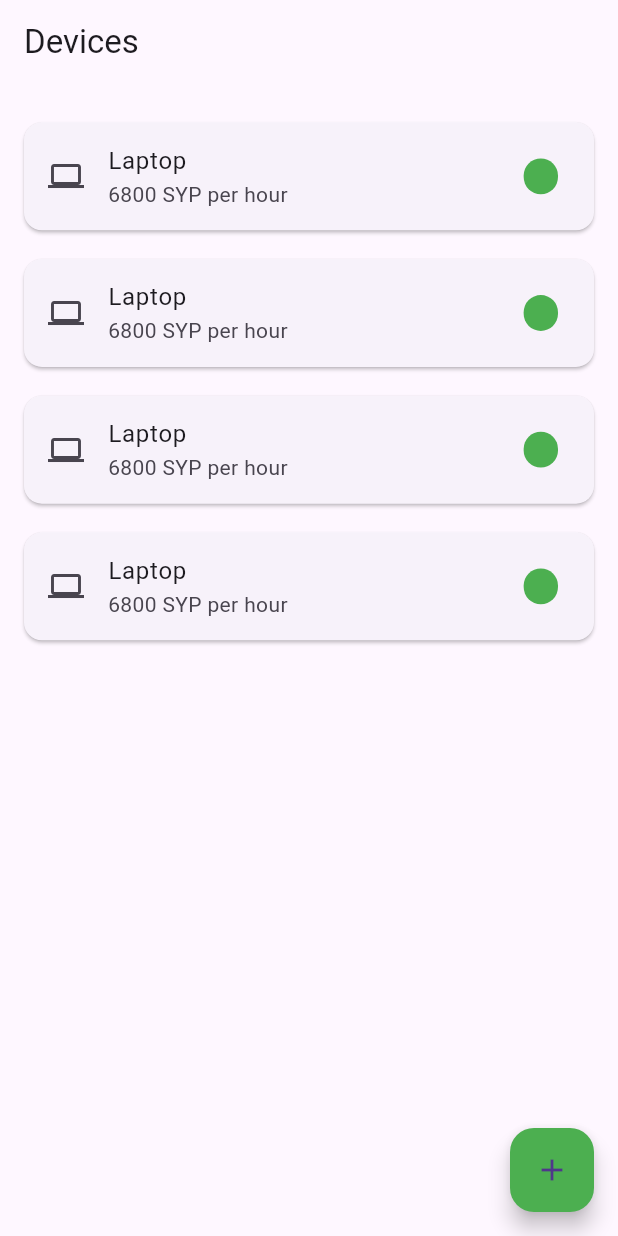
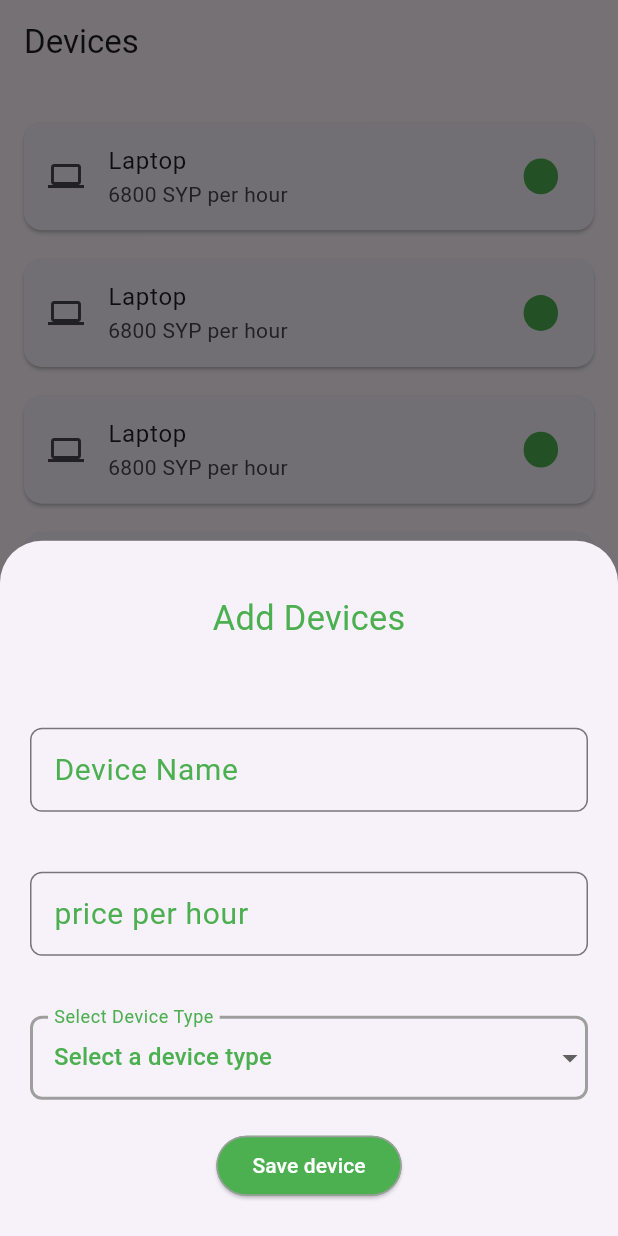
Before and after one commit to abdulkareemattar/davicemanger, a Flutter app: the screen it shows after launch, after a tap on the "add" icon, on a phone screen of 412 x 824 dp. Run offline on Flutter 3.47's test engine with Material 3 defaults, Android fonts, the phone set to English and light mode, and no system bars; drawn by our look-alikes of flutter_slidable; our stand-ins replace flutter_screenutil, hive; accounts and stored records are empty.

```diff
--- /dev/null
+++ b/lib/function/functions.dart
@@ -0,0 +1,40 @@
+import 'package:flutter/material.dart';
+import 'package:hive/hive.dart';
+
+import '../data/devices.dart';
+//add method
+void add(
+    {required Icon LeadIcon,
+    required Icon trailIcon,
+    required String subtitle,
+    required String title,
+    required var box,
+    required MyDevice device}) async {
+  device
+    ..LeadIcon = LeadIcon
+    ..title = title
+    ..subtitle = subtitle
+    ..trailIcon = trailIcon;
+  await box.add(device);
+}
+//save method
+void save(
+    {required MyDevice device,
+    required Icon LeadIcon,
+    required Icon trailIcon,
+    required String subtitle,
+    required String title}) async {
+  device
+    ..trailIcon = trailIcon
+    ..subtitle = subtitle
+    ..title = title
+    ..LeadIcon = LeadIcon;
+  await device.save();
+}
+//delete method
+void delete({
+  required var box,
+  required MyDevice device,
+}) async {
+  await box.delete(device);
+}
--- /dev/null
+++ b/lib/screens/add_devices.dart
@@ -0,0 +1,116 @@
+import 'package:flutter/material.dart';
+import 'package:flutter_screenutil/flutter_screenutil.dart';
+
+class AddDevices extends StatelessWidget {
+  AddDevices({super.key});
+
+  @override
+  Widget build(BuildContext context) {
+    return SizedBox(
+      height: 900.h,
+      child: Column(
+        children: [
+          Padding(
+            padding: EdgeInsets.symmetric(vertical: 30.h),
+            child: Title(
+                color: Colors.grey,
+                child: Text(
+                  'Add Devices',
+                  style: TextStyle(color: Colors.green, fontSize: 20.sp),
+                )),
+          ),
+          Padding(
+            padding: const EdgeInsets.all(20),
+            child: TextFormField(
+              decoration: InputDecoration(
+                labelStyle: const TextStyle(
+                  color: Colors.green,
+                  fontSize: 20,
+                ),
+                labelText: 'Device Name', // اضغط على labelText بدلاً من label
+                focusedBorder: OutlineInputBorder(
+                  borderSide: const BorderSide(color: Colors.green, width: 3),
+                  borderRadius: BorderRadius.circular(8),
+                ),
+                border: OutlineInputBorder(
+                  borderSide: const BorderSide(color: Colors.green, width: 3),
+                  borderRadius: BorderRadius.circular(8),
+                ),
+              ),
+            ),
+          ),
+          Padding(
+            padding: const EdgeInsets.all(20),
+            child: TextFormField(
+              decoration: InputDecoration(
+                labelStyle: const TextStyle(
+                  color: Colors.green,
+                  fontSize: 20,
+                ),
+                labelText: 'price per hour',
+// اضغط على labelText بدلاً من label
+                focusedBorder: OutlineInputBorder(
+                  borderSide: const BorderSide(color: Colors.green, width: 3),
+                  borderRadius: BorderRadius.circular(8),
+                ),
+                border: OutlineInputBorder(
+                  borderSide: const BorderSide(color: Colors.green, width: 3),
+                  borderRadius: BorderRadius.circular(8),
+                ),
+              ),
+            ),
+          ),
+          Padding(
+            padding: const EdgeInsets.all(20.0),
+            child: DropdownButtonFormField<String>(
+              decoration: InputDecoration(
+                labelText: 'Select Device Type',
+                labelStyle: TextStyle(color: Colors.green),
+                focusedBorder: OutlineInputBorder(
+                  borderSide: const BorderSide(color: Colors.grey, width: 2),
+                  borderRadius: BorderRadius.circular(8),
+                ),
+                enabledBorder: OutlineInputBorder(
+                  borderSide: const BorderSide(color: Colors.grey, width: 2),
+                  borderRadius: BorderRadius.circular(8),
+                ),
+              ),
+              items: [
+                DropdownMenuItem(
+                  value: 'PC',
+                  child: Text('PC'),
+                ),
+                DropdownMenuItem(
+                  value: 'PS',
+                  child: Text('PS'),
+                ),
+                DropdownMenuItem(
+                  value: 'XBOX',
+                  child: Text('XBOX'),
+                ),
+              ],
+              onChanged: (value) {
+                print('Selected: $value'); // يمكنك إضافة المعالجة التي تحتاجها
+              },
+              hint: Text(
+                'Select a device type',
+                style: TextStyle(color: Colors.green),
+              ),
+            ),
+          ),
+          ElevatedButton(
+              style: ElevatedButton.styleFrom(
+                  backgroundColor: Colors.green,
+                  side: BorderSide(color: Colors.grey, width: 1)),
+              onPressed: () {
+                Navigator.pop(context);
+              },
+              child: Text(
+                'Save device',
+                style: TextStyle(color: Colors.white),
+              ))
+        ],
+      ),
+    );
+  }
+}
--- a/lib/screens/home_screen.dart
+++ b/lib/screens/home_screen.dart
@@ -2,6 +2,8 @@ import 'package:flutter/material.dart';
 import 'package:flutter_screenutil/flutter_screenutil.dart';
 import 'package:flutter_slidable/flutter_slidable.dart';
 import 'package:untitled8/widgets/custom_card.dart';
+
+import 'add_devices.dart';
 
 class HomeScreen extends StatelessWidget {
   const HomeScreen({super.key});
@@ -23,31 +25,20 @@ class HomeScreen extends StatelessWidget {
               itemCount: 4,
               itemBuilder: (context, index) {
                 return Slidable(
-                    // Specify a key if the Slidable is dismissible.
                   key: const ValueKey(0),
-
-                    // The start action pane is the one at the left or the top side.
                   startActionPane: ActionPane(
-                      // A motion is a widget used to control how the pane animates.
                     motion: const ScrollMotion(),
-
-                      // A pane can dismiss the Slidable.
                     dismissible: DismissiblePane(onDismissed: () {}),
-
-                      // All actions are defined in the children parameter.
                     children: [
-                        // A SlidableAction can have an icon and/or a label.
                       SlidableAction(
                         onPressed: (context) => () {},
-                          backgroundColor: Color(0xFFFE4A49),
+                        backgroundColor: const Color(0xFFFE4A49),
                         foregroundColor: Colors.white,
                         icon: Icons.delete,
                         label: 'Delete',
                       ),
                     ],
                   ),
-
-                    // The end action pane is the one at the right or the bottom side.
                   endActionPane: ActionPane(
                     motion: const ScrollMotion(),
                     children: [
@@ -60,21 +51,22 @@ class HomeScreen extends StatelessWidget {
                       ),
                     ],
                   ),
-
-                    // The child of the Slidable is what the user sees when the
-                    // component is not dragged.
                   child: CustomCard(
                     leading: const Icon(Icons.laptop),
                     title: const Text('Laptop'),
                     subtitle: const Text('6800 SYP per hour'),
                     color: Colors.green,
-                    ));
+                  ),
+                );
               },
             ),
           ),
           floatingActionButton: FloatingActionButton(
-            onPressed: () {},
-            child: Icon(Icons.add),
+            onPressed: () => showModalBottomSheet(
+                context: context,
+                isScrollControlled: false,
+                builder: (BuildContext context) => AddDevices()),
+            child: const Icon(Icons.add),
             backgroundColor: Colors.green,
           ),
         );
@@ -82,3 +74,17 @@ class HomeScreen extends StatelessWidget {
     );
   }
 }
+
+_openBottomSheet(BuildContext context, Widget wid) {
+  showModalBottomSheet(
+      context: context,
+      isScrollControlled: true,
+      builder: (BuildContext context) => BottomSheet(
+          enableDrag: true,
+          showDragHandle: true,
+          onClosing: () {},
+          builder: (context) => Padding(
+                padding: const EdgeInsets.all(20.0),
+                child: AddDevices(),
+              )));
+}
--- a/pubspec.yaml
+++ b/pubspec.yaml
@@ -32,6 +32,7 @@ dependencies:
     sdk: flutter
   flutter_screenutil: ^5.9.3
   flutter_slidable: ^3.1.1
+  hive: ^2.2.3
 
   # The following adds the Cupertino Icons font to your application.
   # Use with the CupertinoIcons class for iOS style icons.
```
Also changed, not shown: lib/data/devices.dart (added, +15 -0 lines), lib/models/devices.dart (deleted, +0 -15 lines), lib/screens/device_reservation.dart (added), lib/screens/end_reservation.dart (added). Lines whose indentation alone changed are shown as unchanged.
